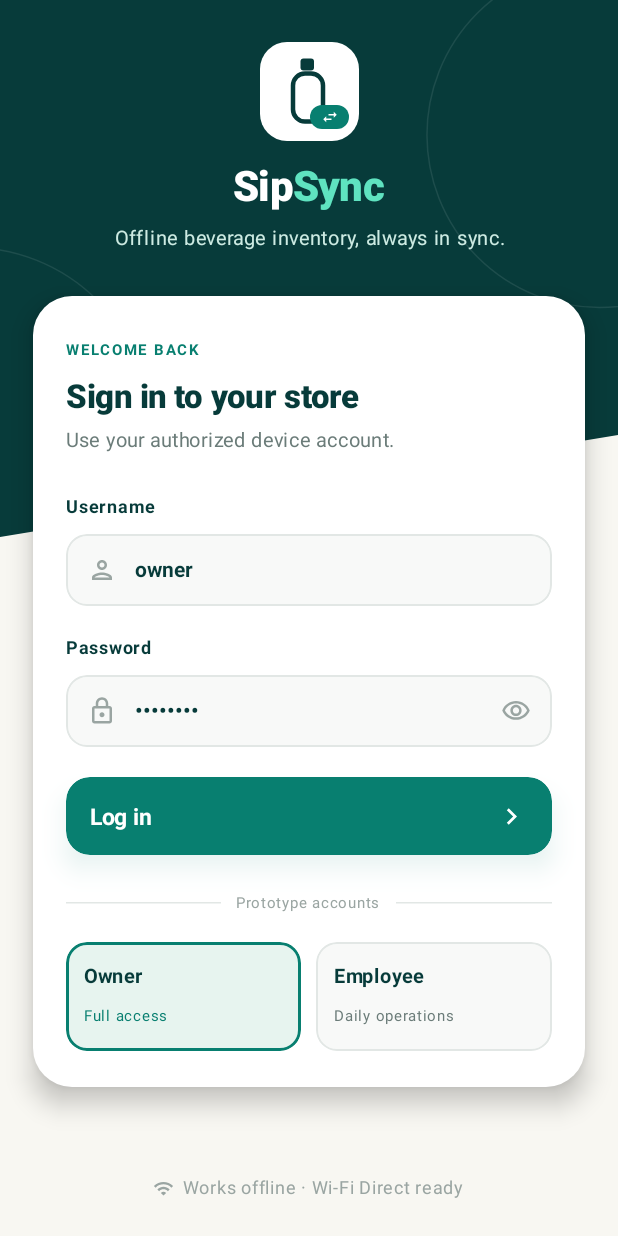
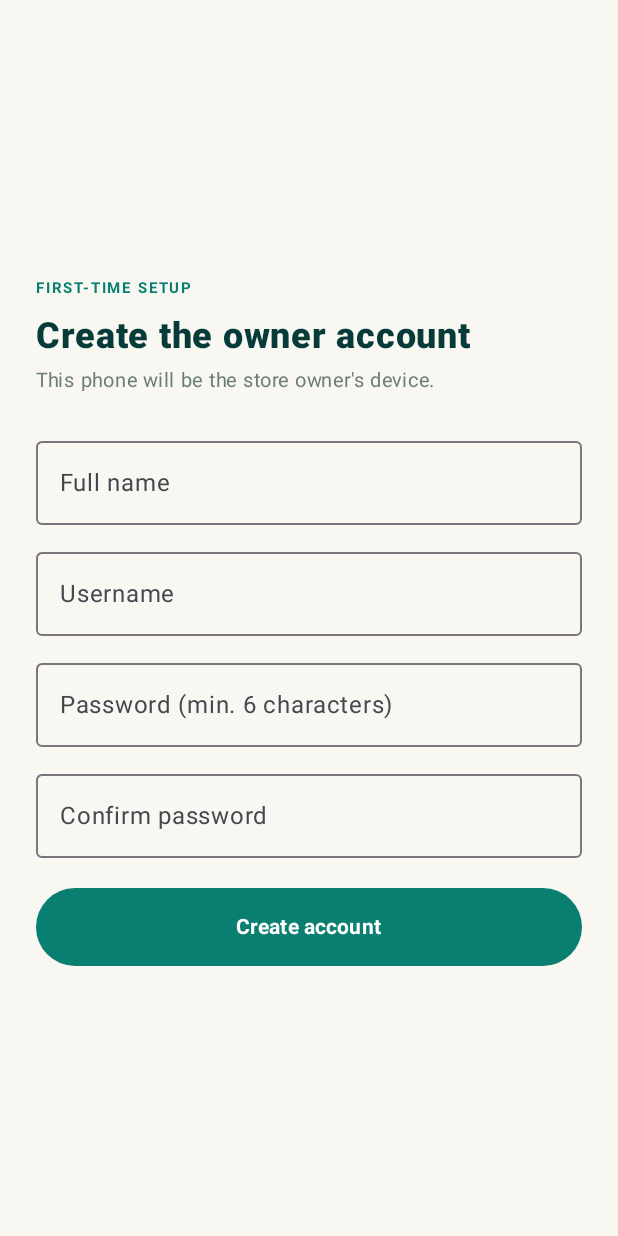
Before and after one commit to tinintinti/SipSync, an Android app built with Jetpack Compose: the screen it shows after launch (MainActivity), on a phone screen of 412 x 824 dp. Run offline under Robolectric (Android 15) with nearby library versions, the phone set to English and light mode, and no system bars; our stand-ins replace Room's generated code.

Commit message:
Wire Room login, owner setup and employee creation into the UI

```diff
--- a/app/src/main/java/com/example/sipsync/MainActivity.kt
+++ b/app/src/main/java/com/example/sipsync/MainActivity.kt
@@ -3,6 +3,7 @@ package com.example.sipsync
 import android.os.Bundle
 import androidx.activity.ComponentActivity
 import androidx.activity.compose.setContent
+import androidx.activity.viewModels
 import androidx.compose.animation.Crossfade
 import androidx.compose.animation.core.tween
 import androidx.compose.foundation.background
@@ -10,9 +11,9 @@ import androidx.compose.foundation.layout.Box
 import androidx.compose.foundation.layout.fillMaxSize
 import androidx.compose.material3.MaterialTheme
 import androidx.compose.material3.lightColorScheme
+import androidx.compose.runtime.collectAsState
 import androidx.compose.runtime.getValue
 import androidx.compose.runtime.mutableStateOf
-import androidx.compose.runtime.remember
 import androidx.compose.runtime.saveable.rememberSaveable
 import androidx.compose.runtime.setValue
 import androidx.compose.ui.Modifier
@@ -20,9 +21,12 @@ import androidx.compose.ui.graphics.Color
 import androidx.core.view.WindowCompat
 import com.example.sipsync.screens.LoginScreen
 import com.example.sipsync.screens.MainScreen
+import com.example.sipsync.screens.SetupScreen
 import com.example.sipsync.screens.SplashScreen
 
 class MainActivity : ComponentActivity() {
+    private val vm: AppViewModel by viewModels()
+
     override fun onCreate(savedInstanceState: Bundle?) {
         super.onCreate(savedInstanceState)
 
@@ -36,18 +40,21 @@ class MainActivity : ComponentActivity() {
                     background = Color(0xFFF8F7F2)
                 )
             ) {
-                // rememberSaveable: the splash does not replay when the screen rotates
                 var splashDone by rememberSaveable { mutableStateOf(false) }
-                var loggedIn by remember { mutableStateOf(false) }
-                var isOwner by remember { mutableStateOf(true) }
 
+                val user by vm.user.collectAsState()
+                val loginError by vm.loginError.collectAsState()
+                val needsSetup by vm.needsSetup.collectAsState()
+                val isOwner = user?.role == "OWNER"
+
+                // 0 = splash, 1 = login, 2 = main app, 3 = first-time owner setup
                 val stage = when {
                     !splashDone -> 0
-                    !loggedIn -> 1
-                    else -> 2
+                    user != null -> 2
+                    needsSetup == true -> 3
+                    else -> 1
                 }
 
-                // Dark base so the fade from splash to login never flashes white
                 Box(modifier = Modifier.fillMaxSize().background(Color(0xFF073B3A))) {
                     Crossfade(
                         targetState = stage,
@@ -57,15 +64,18 @@ class MainActivity : ComponentActivity() {
                         when (current) {
                             0 -> SplashScreen(onFinished = { splashDone = true })
                             1 -> LoginScreen(
-                                onLoginSuccess = { role ->
-                                    isOwner = role == "Owner"
-                                    loggedIn = true
-                                }
+                                loginError = loginError,
+                                onLogin = { u, p -> vm.login(u, p) }
+                            )
+                            3 -> SetupScreen(
+                                error = loginError,
+                                onCreate = { name, u, p -> vm.createOwner(name, u, p) }
                             )
                             else -> MainScreen(
                                 isOwner = isOwner,
-                                onSwitchRole = { isOwner = !isOwner },
-                                onLogout = { loggedIn = false }
+                                userName = user?.fullName ?: "",
+                                onAddEmployee = { n, u, p, done -> vm.createEmployee(n, u, p, done) },
+                                onLogout = { vm.logout() }
                             )
                         }
                     }
--- a/app/src/main/java/com/example/sipsync/screens/HomeScreen.kt
+++ b/app/src/main/java/com/example/sipsync/screens/HomeScreen.kt
@@ -43,7 +43,7 @@ import androidx.compose.ui.unit.dp
 import androidx.compose.ui.unit.sp
 
 @Composable
-fun HomeScreen(beverages: List<Beverage>, isOwner: Boolean, onNavigate: (Int) -> Unit) {
+fun HomeScreen(beverages: List<Beverage>, isOwner: Boolean, userName: String, onNavigate: (Int) -> Unit) {
     val context = LocalContext.current
     val transactions = transactionsFor(isOwner)
     val lowStock = beverages.count { it.units in 1..it.minStock }
@@ -51,8 +51,8 @@ fun HomeScreen(beverages: List<Beverage>, isOwner: Boolean, onNavigate: (Int) ->
     val stockIn = transactions.filter { it.qty > 0 }.sumOf { it.qty }
     val stockOut = transactions.filter { it.qty < 0 }.sumOf { -it.qty }
 
-    val firstName = if (isOwner) "Mara" else "Nico"
-    val initials = if (isOwner) "MS" else "NR"
+    val firstName = userName.trim().split(" ").firstOrNull().orEmpty()
+    val initials = initialsOf(userName)
 
     Column(modifier = Modifier.fillMaxSize().verticalScroll(rememberScrollState())) {
 
--- a/app/src/main/java/com/example/sipsync/screens/LoginScreen.kt
+++ b/app/src/main/java/com/example/sipsync/screens/LoginScreen.kt
@@ -3,7 +3,6 @@ package com.example.sipsync.screens
 import android.widget.Toast
 import androidx.compose.foundation.background
 import androidx.compose.foundation.border
-import androidx.compose.foundation.clickable
 import androidx.compose.foundation.layout.Arrangement
 import androidx.compose.foundation.layout.Box
 import androidx.compose.foundation.layout.BoxWithConstraints
@@ -36,11 +35,11 @@ import androidx.compose.material3.Button
 import androidx.compose.material3.ButtonDefaults
 import androidx.compose.material3.Card
 import androidx.compose.material3.CardDefaults
-import androidx.compose.material3.HorizontalDivider
 import androidx.compose.material3.Icon
 import androidx.compose.material3.IconButton
 import androidx.compose.material3.Text
 import androidx.compose.runtime.Composable
+import androidx.compose.runtime.LaunchedEffect
 import androidx.compose.runtime.getValue
 import androidx.compose.runtime.mutableStateOf
 import androidx.compose.runtime.remember
@@ -75,7 +74,6 @@ import androidx.compose.ui.unit.sp
 private val DeepTeal = Color(0xFF073B3A)
 private val PrimaryTeal = Color(0xFF087F70)
 private val Cream = Color(0xFFF8F7F2)
-private val LightMint = Color(0xFFE7F4EF)
 private val MintBright = Color(0xFF5FE3C0)
 private val MintSoft = Color(0xFFCDEBE3)
 private val FieldBorder = Color(0xFFE2E7E5)
@@ -84,26 +82,23 @@ private val MutedText = Color(0xFF6B7C79)
 private val LightText = Color(0xFF9AA5A2)
 
 @Composable
-fun LoginScreen(onLoginSuccess: (String) -> Unit = {}) {
+fun LoginScreen(
+    loginError: String? = null,
+    onLogin: (String, String) -> Unit = { _, _ -> }
+) {
     val context = LocalContext.current
 
-    // ---------- UI state (pre-filled like the design) ----------
-    var selectedRole by remember { mutableStateOf("Owner") }
-    var username by remember { mutableStateOf("owner") }
-    var password by remember { mutableStateOf("owner123") }
-    var passwordVisible by remember { mutableStateOf(false) }
-
-    // Tapping a prototype account selects it and fills in sample credentials
-    fun selectRole(role: String) {
-        selectedRole = role
-        if (role == "Owner") {
-            username = "owner"
-            password = "owner123"
-        } else {
-            username = "employee"
-            password = "staff123"
+    // Show wrong-password message from the database check
+    LaunchedEffect(loginError) {
+        if (loginError != null) {
+            Toast.makeText(context, loginError, Toast.LENGTH_SHORT).show()
         }
     }
+
+    // Fields start empty: no hard-coded credentials
+    var username by remember { mutableStateOf("") }
+    var password by remember { mutableStateOf("") }
+    var passwordVisible by remember { mutableStateOf(false) }
 
     BoxWithConstraints(
         modifier = Modifier
@@ -141,8 +136,6 @@ fun LoginScreen(onLoginSuccess: (String) -> Unit = {}) {
                         onPasswordChange = { password = it },
                         passwordVisible = passwordVisible,
                         onTogglePassword = { passwordVisible = !passwordVisible },
-                        selectedRole = selectedRole,
-                        onRoleSelected = { selectRole(it) },
                         onLoginClick = {
                             if (username.isBlank() || password.isBlank()) {
                                 Toast.makeText(
@@ -151,7 +144,7 @@ fun LoginScreen(onLoginSuccess: (String) -> Unit = {}) {
                                     Toast.LENGTH_SHORT
                                 ).show()
                             } else {
-                                onLoginSuccess(selectedRole)
+                                onLogin(username.trim(), password)
                             }
                         }
                     )
@@ -186,8 +179,8 @@ fun LoginScreen(onLoginSuccess: (String) -> Unit = {}) {
 
 // ---------- Header background: slanted teal shape + decorative rings ----------
 private fun Modifier.drawHeaderBackground(): Modifier = this.drawBehind {
-    val leftHeight = 358.dp.toPx()   // header height on the left edge
-    val rightHeight = 290.dp.toPx()  // header height on the right edge (higher = slant)
+    val leftHeight = 358.dp.toPx()
+    val rightHeight = 290.dp.toPx()
 
     val shape = Path().apply {
         moveTo(0f, 0f)
@@ -198,7 +191,6 @@ private fun Modifier.drawHeaderBackground(): Modifier = this.drawBehind {
     }
     drawPath(shape, DeepTeal)
 
-    // Rings are clipped so they stay inside the teal area
     clipPath(shape) {
         val stroke = Stroke(width = 1.dp.toPx())
         val ring = Color.White.copy(alpha = 0.09f)
@@ -232,7 +224,6 @@ private fun BrandingSection() {
     }
 }
 
-// White rounded square with the shared SipSync logo
 @Composable
 private fun AppLogo() {
     Box(
@@ -255,8 +246,6 @@ private fun LoginCard(
     onPasswordChange: (String) -> Unit,
     passwordVisible: Boolean,
     onTogglePassword: () -> Unit,
-    selectedRole: String,
-    onRoleSelected: (String) -> Unit,
     onLoginClick: () -> Unit
 ) {
     Card(
@@ -346,38 +335,6 @@ private fun LoginCard(
                     )
                 }
             }
-
-            Spacer(Modifier.height(20.dp))
-
-            Row(verticalAlignment = Alignment.CenterVertically) {
-                HorizontalDivider(modifier = Modifier.weight(1f), color = FieldBorder)
-                Text(
-                    text = "Prototype accounts",
-                    color = LightText,
-                    fontSize = 10.sp,
-                    modifier = Modifier.padding(horizontal = 10.dp)
-                )
-                HorizontalDivider(modifier = Modifier.weight(1f), color = FieldBorder)
-            }
-
-            Spacer(Modifier.height(14.dp))
-
-            Row(horizontalArrangement = Arrangement.spacedBy(10.dp)) {
-                AccountCard(
-                    title = "Owner",
-                    subtitle = "Full access",
-                    selected = selectedRole == "Owner",
-                    onClick = { onRoleSelected("Owner") },
-                    modifier = Modifier.weight(1f)
-                )
-                AccountCard(
-                    title = "Employee",
-                    subtitle = "Daily operations",
-                    selected = selectedRole == "Employee",
-                    onClick = { onRoleSelected("Employee") },
-                    modifier = Modifier.weight(1f)
-                )
-            }
         }
     }
 }
@@ -393,7 +350,6 @@ private fun FieldLabel(text: String) {
     )
 }
 
-// Custom compact input field (48dp tall, like the design)
 @Composable
 private fun InputField(
     value: String,
@@ -469,39 +425,3 @@ private fun InputField(
         }
     )
 }
-
-@Composable
-private fun AccountCard(
-    title: String,
-    subtitle: String,
-    selected: Boolean,
-    onClick: () -> Unit,
-    modifier: Modifier = Modifier
-) {
-    val shape = RoundedCornerShape(14.dp)
-    Column(
-        modifier = modifier
-            .clip(shape)
-            .background(if (selected) LightMint else FieldBackground)
-            .border(
-                width = if (selected) 1.5.dp else 1.dp,
-                color = if (selected) PrimaryTeal else FieldBorder,
-                shape = shape
-            )
-            .clickable(onClick = onClick)
-            .padding(horizontal = 12.dp, vertical = 11.dp)
-    ) {
-        Text(
-            text = title,
-            color = DeepTeal,
-            fontSize = 13.sp,
-            fontWeight = FontWeight.Bold
-        )
-        Spacer(Modifier.height(2.dp))
-        Text(
-            text = subtitle,
-            color = if (selected) PrimaryTeal else MutedText,
-            fontSize = 10.sp
-        )
-    }
-}
--- a/build.gradle.kts
+++ b/build.gradle.kts
@@ -3,4 +3,5 @@ plugins {
     id("com.android.application") version "8.7.3" apply false
     id("org.jetbrains.kotlin.android") version "2.0.21" apply false
     id("org.jetbrains.kotlin.plugin.compose") version "2.0.21" apply false
+    id("com.google.devtools.ksp") version "2.0.21-1.0.28" apply false
 }
```
Also changed, not shown: app/build.gradle.kts (+13 -4 lines), app/src/main/java/com/example/sipsync/screens/MainScreen.kt (+11 -3 lines), app/src/main/java/com/example/sipsync/screens/ProfileScreen.kt (+74 -17 lines), 2 other files.
